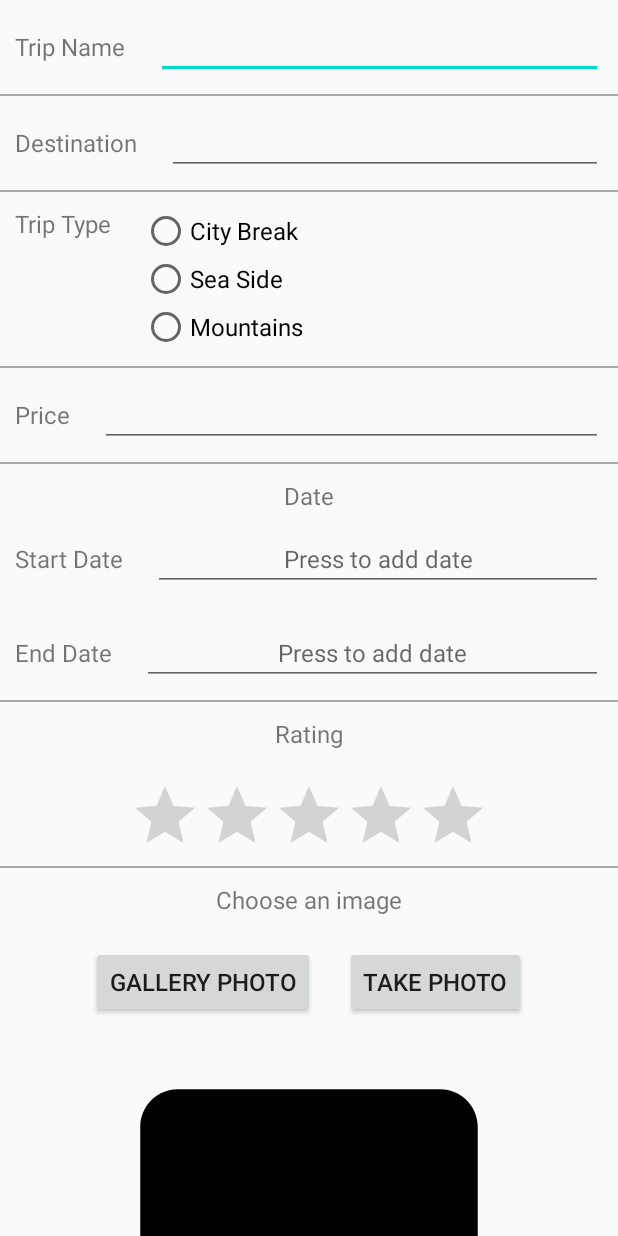
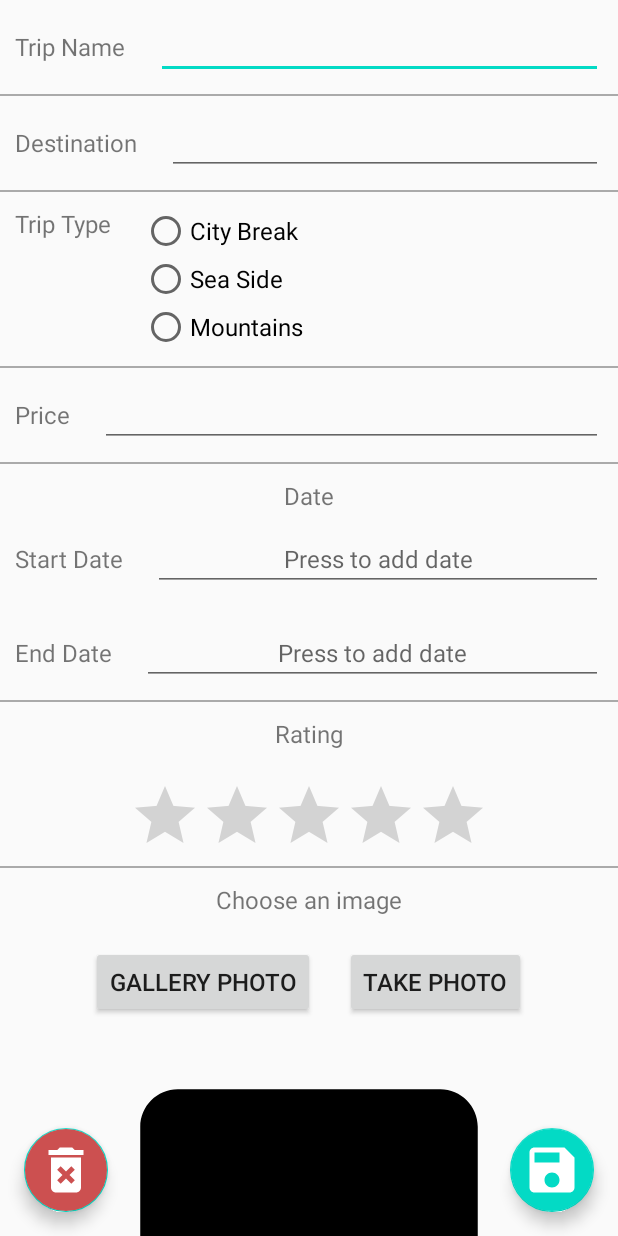
Before and after one commit to Shazud/travel-journal, an Android app: the layout fragment_edit_trip.xml on its own in the app's theme, with its tools: preview values and no code run, on a phone screen of 412 x 824 dp. Run offline under Robolectric (Android 15) with nearby library versions, the phone set to English and light mode, and no system bars.

Commit message:
added save and discard fabs

```diff
--- /dev/null
+++ b/app/src/main/res/drawable/ic_delete_forever_white_24dp.xml
@@ -0,0 +1,5 @@
+<vector android:height="24dp" android:tint="#FFFFFF"
+    android:viewportHeight="24.0" android:viewportWidth="24.0"
+    android:width="24dp" xmlns:android="http://schemas.android.com/apk/res/android">
+    <path android:fillColor="#FF000000" android:pathData="M6,19c0,1.1 0.9,2 2,2h8c1.1,0 2,-0.9 2,-2L18,7L6,7v12zM8.46,11.88l1.41,-1.41L12,12.59l2.12,-2.12 1.41,1.41L13.41,14l2.12,2.12 -1.41,1.41L12,15.41l-2.12,2.12 -1.41,-1.41L10.59,14l-2.13,-2.12zM15.5,4l-1,-1h-5l-1,1L5,4v2h14L19,4z"/>
+</vector>
--- /dev/null
+++ b/app/src/main/res/drawable/ic_save_white_24dp.xml
@@ -0,0 +1,5 @@
+<vector android:height="24dp" android:tint="#FFFFFF"
+    android:viewportHeight="24.0" android:viewportWidth="24.0"
+    android:width="24dp" xmlns:android="http://schemas.android.com/apk/res/android">
+    <path android:fillColor="#FF000000" android:pathData="M17,3L5,3c-1.11,0 -2,0.9 -2,2v14c0,1.1 0.89,2 2,2h14c1.1,0 2,-0.9 2,-2L21,7l-4,-4zM12,19c-1.66,0 -3,-1.34 -3,-3s1.34,-3 3,-3 3,1.34 3,3 -1.34,3 -3,3zM15,9L5,9L5,5h10v4z"/>
+</vector>
--- a/app/src/main/res/layout/fragment_edit_trip.xml
+++ b/app/src/main/res/layout/fragment_edit_trip.xml
@@ -1,6 +1,7 @@
 <?xml version="1.0" encoding="utf-8"?>
 <androidx.constraintlayout.widget.ConstraintLayout
     xmlns:android="http://schemas.android.com/apk/res/android"
+    xmlns:app="http://schemas.android.com/apk/res-auto"
     xmlns:tools="http://schemas.android.com/tools"
     android:layout_width="match_parent"
     android:layout_height="match_parent">
@@ -258,4 +259,24 @@
             />
     </LinearLayout>
 
+    <com.google.android.material.floatingactionbutton.FloatingActionButton
+        android:id="@+id/edit_save_fab"
+        android:layout_width="wrap_content"
+        android:layout_height="wrap_content"
+        android:layout_margin="16dp"
+        android:src="@drawable/ic_save_white_24dp"
+        app:layout_constraintBottom_toBottomOf="parent"
+        app:layout_constraintEnd_toEndOf="parent"
+        app:maxImageSize="40dp" />
+
+    <com.google.android.material.floatingactionbutton.FloatingActionButton
+        android:id="@+id/edit_discard_fab"
+        android:layout_width="wrap_content"
+        android:layout_height="wrap_content"
+        android:layout_margin="16dp"
+        android:backgroundTint="@color/colorDelete"
+        android:src="@drawable/ic_delete_forever_white_24dp"
+        app:layout_constraintBottom_toBottomOf="parent"
+        app:layout_constraintStart_toStartOf="parent"
+        app:maxImageSize="40dp" />
 </androidx.constraintlayout.widget.ConstraintLayout>
--- a/app/src/main/res/values/colors.xml
+++ b/app/src/main/res/values/colors.xml
@@ -3,4 +3,5 @@
     <color name="colorPrimary">#6200EE</color>
     <color name="colorPrimaryDark">#3700B3</color>
     <color name="colorAccent">#03DAC5</color>
+    <color name="colorDelete">#cc5050</color>
 </resources>
```
